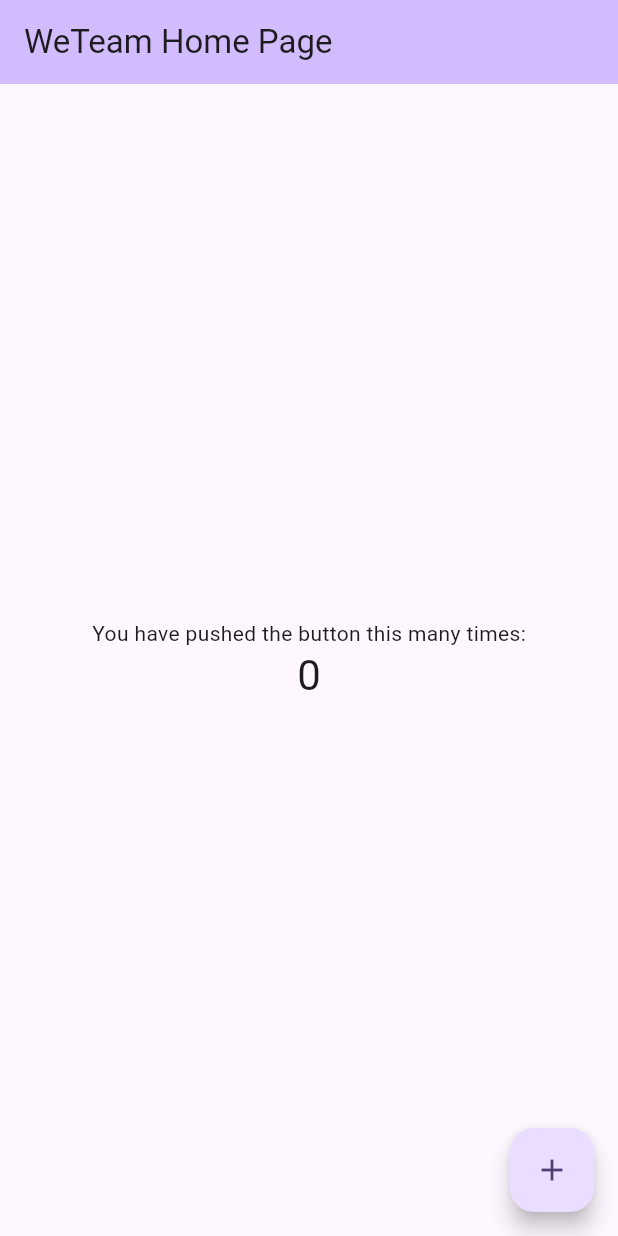
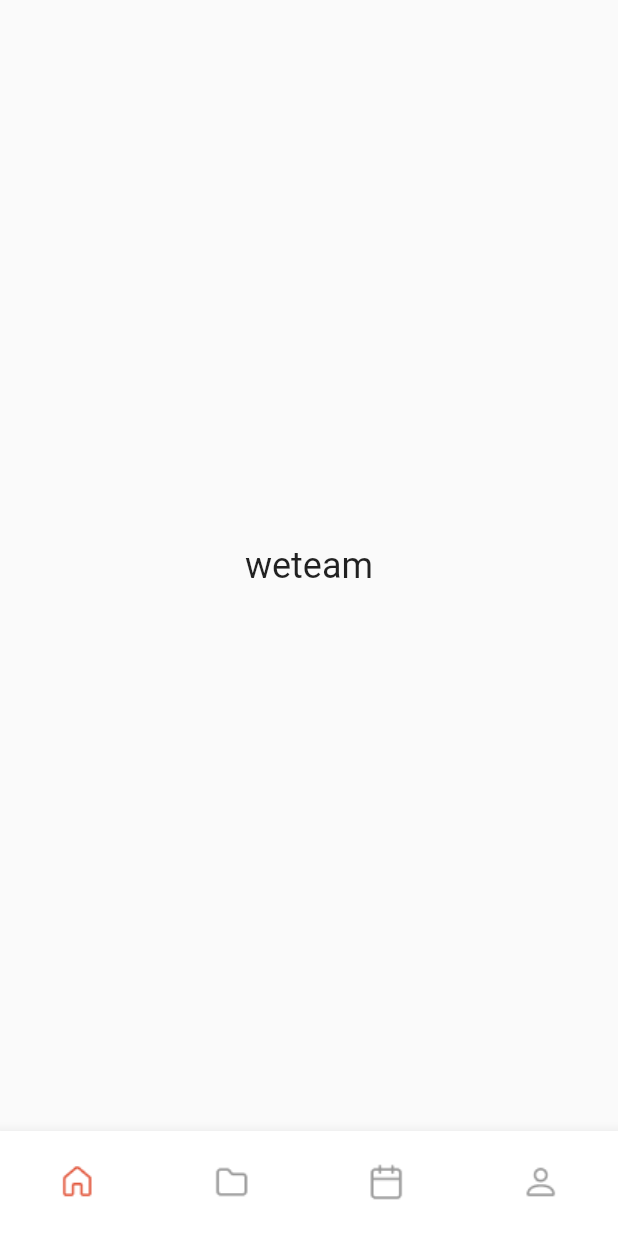
Before and after one commit to dinhoitt/weteam, a Flutter app: the screen it shows after launch, on a phone screen of 412 x 824 dp. Run offline on Flutter 3.47's test engine with Material 2 defaults, Android fonts, the phone set to English and light mode, and no system bars; our stand-ins replace get.

Commit message:
바텀 네비게이션 아이콘 등록

```diff
--- a/lib/main.dart
+++ b/lib/main.dart
@@ -1,88 +1,27 @@
 import 'package:flutter/material.dart';
+import 'package:get/get.dart';
+import 'package:weteam/src/app.dart';
+import 'package:weteam/src/binding/init_binding.dart';
 
 void main() {
+  WidgetsFlutterBinding.ensureInitialized();
   runApp(const MyApp());
 }
 
 class MyApp extends StatelessWidget {
   const MyApp({super.key});
 
-  // This widget is the root of your application.
   @override
   Widget build(BuildContext context) {
-    return MaterialApp(
-      title: 'WeTeam',
+    return GetMaterialApp(
       theme: ThemeData(
-        colorScheme: ColorScheme.fromSeed(seedColor: Colors.deepPurple),
-        useMaterial3: true,
-      ),
-      home: const MyHomePage(title: 'WeTeam Home Page'),
+          appBarTheme: const AppBarTheme(
+              backgroundColor: Colors.white,
+              foregroundColor: Colors.black,
+              elevation: 0.0),
+          bottomNavigationBarTheme: const BottomNavigationBarThemeData()),
+      home: const App(),
+      initialBinding: InitBinding(),
     );
   }
 }
-
-class MyHomePage extends StatefulWidget {
-  const MyHomePage({super.key, required this.title});
-
-  final String title;
-
-  @override
-  State<MyHomePage> createState() => _MyHomePageState();
-}
-
-class _MyHomePageState extends State<MyHomePage> {
-  int _counter = 0;
-
-  void _incrementCounter() {
-    setState(() {
-      // This call to setState tells the Flutter framework that something has
-      // changed in this State, which causes it to rerun the build method below
-      // so that the display can reflect the updated values. If we changed
-      // _counter without calling setState(), then the build method would not be
-      // called again, and so nothing would appear to happen.
-      _counter++;
-    });
-  }
-
-  @override
-  Widget build(BuildContext context) {
-    // This method is rerun every time setState is called, for instance as done
-    // by the _incrementCounter method above.
-    //
-    // The Flutter framework has been optimized to make rerunning build methods
-    // fast, so that you can just rebuild anything that needs updating rather
-    // than having to individually change instances of widgets.
-    return Scaffold(
-      appBar: AppBar(
-        // TRY THIS: Try changing the color here to a specific color (to
-        // Colors.amber, perhaps?) and trigger a hot reload to see the AppBar
-        // change color while the other colors stay the same.
-        backgroundColor: Theme.of(context).colorScheme.inversePrimary,
-        // Here we take the value from the MyHomePage object that was created by
-        // the App.build method, and use it to set our appbar title.
-        title: Text(widget.title),
-      ),
-      body: Center(
-        // Center is a layout widget. It takes a single child and positions it
-        // in the middle of the parent.
-        child: Column(
-          mainAxisAlignment: MainAxisAlignment.center,
-          children: <Widget>[
-            const Text(
-              'You have pushed the button this many times:',
-            ),
-            Text(
-              '$_counter',
-              style: Theme.of(context).textTheme.headlineMedium,
-            ),
-          ],
-        ),
-      ),
-      floatingActionButton: FloatingActionButton(
-        onPressed: _incrementCounter,
-        tooltip: 'Increment',
-        child: const Icon(Icons.add),
-      ), // This trailing comma makes auto-formatting nicer for build methods.
-    );
-  }
-}
--- /dev/null
+++ b/lib/src/app.dart
@@ -0,0 +1,69 @@
+import 'package:flutter/material.dart';
+import 'package:get/get.dart';
+import 'package:weteam/src/controller/bottom_nav_controller.dart';
+import 'package:weteam/src/view/home.dart';
+
+import 'widget/image_date.dart';
+
+class App extends GetView<BottomNavController> {
+  const App({super.key});
+
+  @override
+  Widget build(BuildContext context) {
+    return Obx(
+      () => Scaffold(
+        body: _body(),
+        bottomNavigationBar: _bottom(),
+      ),
+    );
+  }
+
+  Widget _bottom() {
+    return BottomNavigationBar(
+      currentIndex: controller.index,
+      onTap: controller.changeIndex,
+      showSelectedLabels: false,
+      showUnselectedLabels: false,
+      type: BottomNavigationBarType.fixed,
+      selectedItemColor: Colors.black,
+      unselectedItemColor: Colors.black,
+      backgroundColor: Colors.white,
+      items: [
+        BottomNavigationBarItem(
+            icon: ImageData(path: ImagePath.homeOff),
+            activeIcon: ImageData(path: ImagePath.homeOn),
+            label: 'home'),
+        BottomNavigationBarItem(
+            icon: ImageData(path: ImagePath.teamOff),
+            activeIcon: ImageData(path: ImagePath.teamOff),
+            label: 'teamplay'),
+        BottomNavigationBarItem(
+            icon: ImageData(path: ImagePath.scheOff),
+            activeIcon: ImageData(path: ImagePath.scheOn),
+            label: 'schedule'),
+        BottomNavigationBarItem(
+            icon: ImageData(path: ImagePath.mypageOff),
+            activeIcon: ImageData(path: ImagePath.mypageOn),
+            label: 'mypage'),
+      ],
+    );
+  }
+
+  Widget _body() {
+    return IndexedStack(
+      index: controller.index,
+      children: [
+        const Home(),
+        Container(
+          color: Colors.yellow,
+        ),
+        Container(
+          color: Colors.green,
+        ),
+        Container(
+          color: Colors.blue,
+        ),
+      ],
+    );
+  }
+}
--- /dev/null
+++ b/lib/src/binding/init_binding.dart
@@ -0,0 +1,11 @@
+import 'package:get/get.dart';
+import 'package:weteam/src/controller/bottom_nav_controller.dart';
+import 'package:weteam/src/controller/home_controller.dart';
+
+class InitBinding implements Bindings {
+  @override
+  void dependencies() {
+    Get.put(BottomNavController());
+    Get.put(HomeController());
+  }
+}
--- /dev/null
+++ b/lib/src/controller/bottom_nav_controller.dart
@@ -0,0 +1,31 @@
+import 'dart:io';
+import 'package:get/get.dart';
+
+enum Page { HOME, TEAMPLAY, SCHEDUAL, MYPAGE }
+
+class BottomNavController extends GetxController {
+  RxInt _pageIndex = 0.obs;
+
+  List<int> _history = [0];
+
+  int get index => _pageIndex.value;
+
+  void changeIndex(int value) {
+    var page = Page.values[value];
+    switch (page) {
+      case Page.HOME:
+      case Page.TEAMPLAY:
+      case Page.SCHEDUAL:
+      case Page.MYPAGE:
+        moveToPage(value);
+    }
+  }
+
+  void moveToPage(int value) {
+    if (_history.last != value && Platform.isAndroid) {
+      _history.add(value);
+      print(_history);
+    }
+    _pageIndex(value);
+  }
+}
--- /dev/null
+++ b/lib/src/controller/home_controller.dart
@@ -0,0 +1,3 @@
+import 'package:get/get.dart';
+
+class HomeController extends GetxController {}
--- /dev/null
+++ b/lib/src/view/home.dart
@@ -0,0 +1,19 @@
+import 'package:flutter/material.dart';
+
+class Home extends StatelessWidget {
+  const Home({super.key});
+
+  @override
+  Widget build(BuildContext context) {
+    return Scaffold(body: _body());
+  }
+
+  Widget _body() {
+    return const Center(
+      child: Text(
+        'weteam',
+        style: TextStyle(fontSize: 24.0),
+      ),
+    );
+  }
+}
--- /dev/null
+++ b/lib/src/widget/image_date.dart
@@ -0,0 +1,27 @@
+import 'package:flutter/material.dart';
+import 'package:get/get.dart';
+
+class ImageData extends StatelessWidget {
+  final String path;
+  final double width;
+  const ImageData({super.key, required this.path, this.width = 60});
+
+  @override
+  Widget build(BuildContext context) {
+    return Image.asset(
+      path,
+      width: width / Get.mediaQuery.devicePixelRatio,
+    );
+  }
+}
+
+class ImagePath {
+  static String get homeOff => 'assets/images/bot_nav_home_off.png';
+  static String get homeOn => 'assets/images/bot_nav_home_on.png';
+  static String get teamOff => 'assets/images/bot_nav_team_off.png';
+  static String get teamOn => 'assets/images/bot_nav_team_on.png';
+  static String get scheOff => 'assets/images/bot_nav_sche_off.png';
+  static String get scheOn => 'assets/images/bot_nav_sche_on.png';
+  static String get mypageOff => 'assets/images/bot_nav_mypage_off.png';
+  static String get mypageOn => 'assets/images/bot_nav_mypage_on.png';
+}
--- a/pubspec.yaml
+++ b/pubspec.yaml
@@ -33,6 +33,7 @@ dependencies:
   flutter_native_splash: ^2.3.3
 
   cupertino_icons: ^1.0.2
+  get: ^4.6.6
 
 dev_dependencies:
   flutter_test:
```
Also changed, not shown: assets/images/bot_nav_home_off.png (added), assets/images/bot_nav_home_on.png (added), assets/images/bot_nav_mypage_off.png (added), assets/images/bot_nav_mypage_on.png (added), assets/images/bot_nav_sche_off.png (added), assets/images/bot_nav_sche_on.png (added), assets/images/bot_nav_team_off.png (added), assets/images/bot_nav_team_on.png (added), pubspec.lock.
